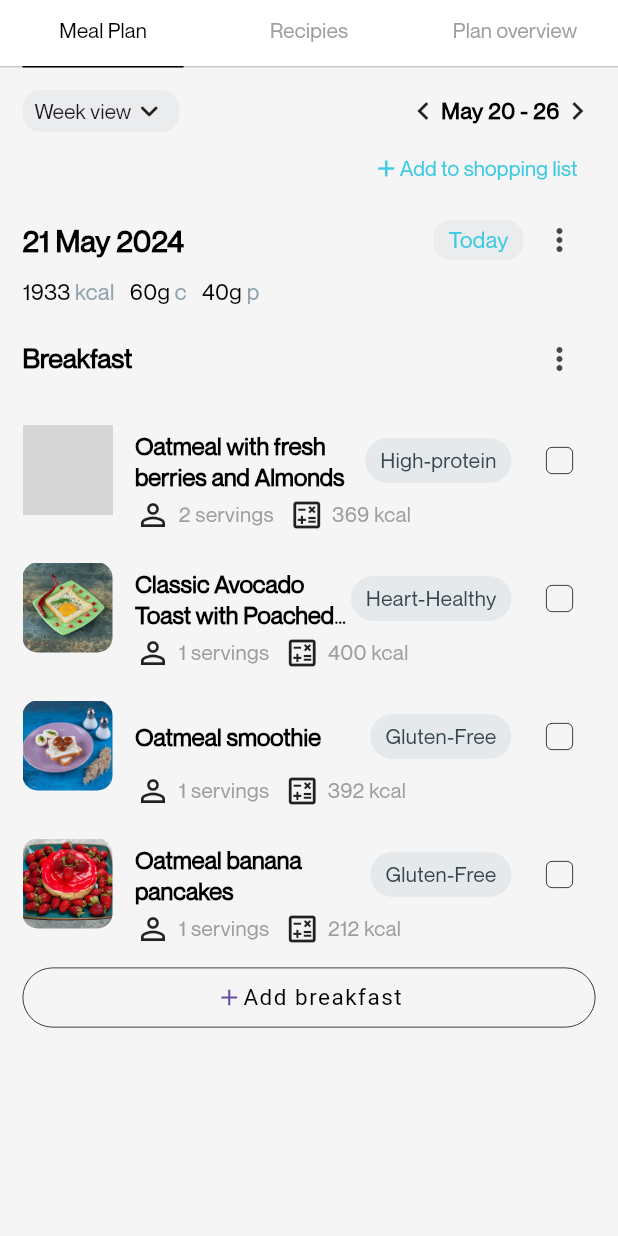
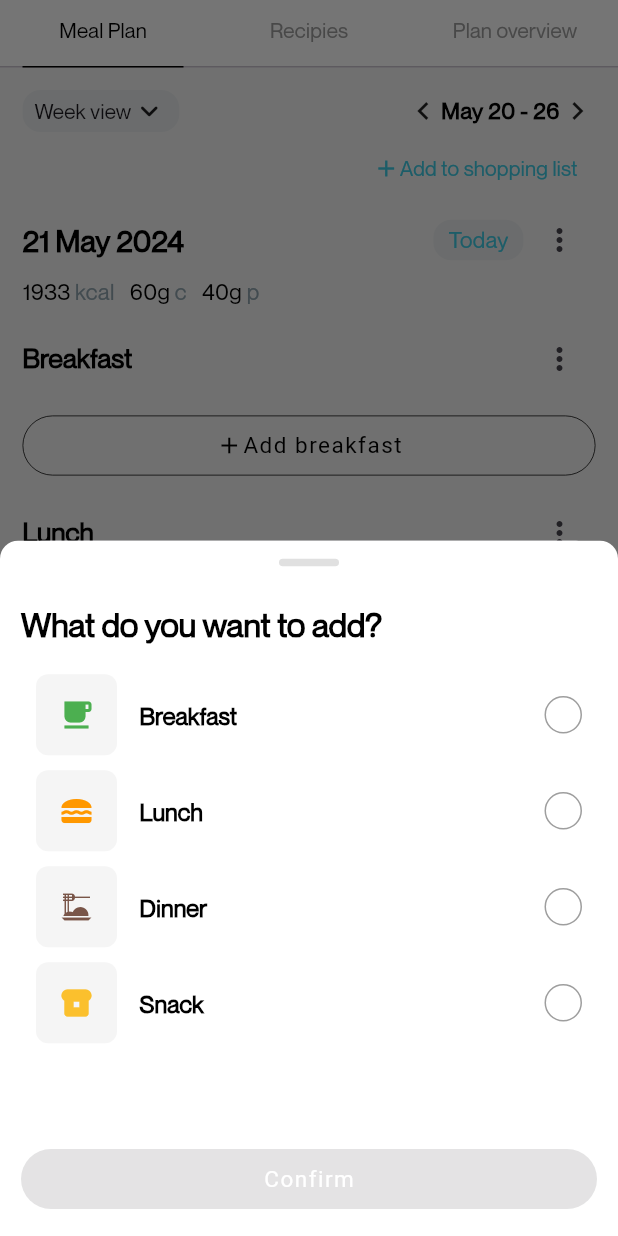
Before and after one commit to AlliAga/optimally_me_app, a Flutter app: the NutritionScreen screen opened directly, after a tap on "Add breakfast", on a phone screen of 412 x 824 dp. Run offline on Flutter 3.47's test engine with Material 3 defaults, Android fonts, the phone set to English and light mode, and no system bars; grey boxes are pictures that could not be loaded.

Commit message:
Feature/nutrition (#10)
* Home Feature: Bottom navigation bar Implemented, Lifestylle Screen Impemented, Navigation Option Model & Widget implemented

* Home Feature: Bottom navigation bar Implemented, Lifestylle Screen Impemented, Navigation Option Model & Widget implemented

* Home Feature: Bottom navigation bar Implemented, Lifestylle Screen Impemented, Navigation Option Model & Widget implemented

* Home Feature: Daily Calory Card Implemented

* Auth Feature: Gender field Implemented & Weight Indicator Implemented, Conditions Implemented

* Home Feature: Water Intake Card Implemented, Calory Card Updated

* Nutrition Feature: Recipe Card Imlemented, Tab bar and TabView Implemented, Screen Structure Implemented

* Auth Feature: Color for unselected Text in Step one Select Indicator widget, Step 3 typo error fixed

* Nutrition Feature: Recipies Card Updated, Plan Overview UI Implemented, Button Widget Updated with outline

* Nutrition Feature: Recipes Card State for bookmark implemented, Recipe Details Page Bookmark State Implemented

* Nutrition Feature: Meal Plan UI Implemented, State Implemented, Models Implemented

* Nutrition Feature: Meal Plan Functionality Implemented, Updated Widgets, Logic for Selected meal Implemented, Category based listing implemented

```diff
--- a/lib/features/nutrition/interfaces/meal_plan_interface.dart
+++ b/lib/features/nutrition/interfaces/meal_plan_interface.dart
@@ -1,6 +1,12 @@
-import 'package:optimally_me_app/features/nutrition/models/breakfast_model.dart';
+import 'package:optimally_me_app/features/nutrition/models/meal_model.dart';
+import 'package:optimally_me_app/features/nutrition/models/food_category_model.dart';
 
 abstract class MealPlanInterface {
-  List<Breakfast> get breakfasts;
-  void selectDeselectBreakFast(Breakfast breakfast);
+  List<Meal> meals(String category);
+  List<Meal> selectedMeals(String category);
+  void selectDeselectMeal(Meal breakfast);
+  bool get isNoneFoodCategorySeleced;
+  List<FoodCategory> get foodCategories;
+  FoodCategory get selectedFoodCategory;
+  void selectDeselectFoodCategory(FoodCategory foodCategory);
 }
--- /dev/null
+++ b/lib/features/nutrition/models/food_category_model.dart
@@ -0,0 +1,15 @@
+import 'package:flutter/material.dart';
+
+class FoodCategory {
+  IconData? icon;
+  String text;
+  Color? color;
+  bool? isSelected;
+
+  FoodCategory({
+    this.icon,
+    required this.text,
+    this.color,
+    this.isSelected = false,
+  });
+}
--- a/lib/features/nutrition/models/breakfast_model.dart
+++ b/lib/features/nutrition/models/meal_model.dart
@@ -1,19 +1,23 @@
-class Breakfast {
+import 'package:optimally_me_app/features/nutrition/models/food_category_model.dart';
+
+class Meal {
   int id;
   String image;
   String name;
   List<String> tags;
   int servings;
   int kcal;
+  FoodCategory category;
   bool? isSelected;
 
-  Breakfast({
+  Meal({
     required this.id,
     required this.image,
     required this.name,
     required this.tags,
     required this.servings,
     required this.kcal,
+    required this.category,
     this.isSelected = false,
   });
 }
--- a/lib/features/nutrition/providers/meal_plan_provider.dart
+++ b/lib/features/nutrition/providers/meal_plan_provider.dart
@@ -1,49 +1,94 @@
 import 'package:flutter/material.dart';
 import 'package:optimally_me_app/features/nutrition/interfaces/meal_plan_interface.dart';
-import 'package:optimally_me_app/features/nutrition/models/breakfast_model.dart';
+import 'package:optimally_me_app/features/nutrition/models/meal_model.dart';
+import 'package:optimally_me_app/features/nutrition/models/food_category_model.dart';
 
 class MealPlanProvider extends ChangeNotifier implements MealPlanInterface {
-  final List<Breakfast> _breakfasts = [
-    Breakfast(
+  final List<Meal> _meals = [
+    Meal(
       id: 1,
       image: "assets/images/recipes/recipe-1.png",
       name: "Oatmeal with fresh berries and Almonds",
       tags: ["High-protein"],
+      category: FoodCategory(text: "Breakfast"),
       kcal: 369,
       servings: 2,
     ),
-    Breakfast(
+    Meal(
       id: 2,
       image: "assets/images/recipes/recipe-2.jpg",
       name: "Classic Avocado Toast with Poached Egg",
       tags: ["Heart-Healthy"],
+      category: FoodCategory(text: "Breakfast"),
       kcal: 400,
       servings: 1,
     ),
-    Breakfast(
+    Meal(
       id: 3,
       image: "assets/images/recipes/recipe-3.jpg",
       name: "Oatmeal smoothie",
       tags: ["Gluten-Free"],
+      category: FoodCategory(text: "Lunch"),
       kcal: 392,
       servings: 1,
     ),
-    Breakfast(
+    Meal(
       id: 4,
       tags: ["Gluten-Free"],
       image: "assets/images/recipes/recipe-4.jpg",
       name: "Oatmeal banana pancakes",
+      category: FoodCategory(text: "Dinner"),
       kcal: 212,
       servings: 1,
     ),
   ];
 
-  @override
-  List<Breakfast> get breakfasts => _breakfasts;
+  final List<FoodCategory> _foodCategories = [
+    FoodCategory(
+        icon: Icons.free_breakfast, color: Colors.green, text: "Breakfast"),
+    FoodCategory(icon: Icons.lunch_dining, color: Colors.orange, text: "Lunch"),
+    FoodCategory(
+        icon: Icons.dinner_dining, color: Colors.brown, text: "Dinner"),
+    FoodCategory(
+      icon: Icons.breakfast_dining,
+      color: Colors.yellow.shade700,
+      text: "Snack",
+    ),
+  ];
 
   @override
-  void selectDeselectBreakFast(Breakfast breakfast) {
-    breakfast.isSelected = !(breakfast.isSelected ?? false);
+  List<Meal> selectedMeals(String category) => _meals
+      .where((meal) =>
+          (meal.isSelected ?? false) && meal.category.text == category)
+      .toList();
+
+  @override
+  List<Meal> meals(String category) =>
+      _meals.where((meal) => meal.category.text == category).toList();
+
+  @override
+  void selectDeselectMeal(Meal meal) {
+    meal.isSelected = !(meal.isSelected ?? false);
+    notifyListeners();
+  }
+
+  @override
+  bool get isNoneFoodCategorySeleced =>
+      !_foodCategories.any((foodCategory) => foodCategory.isSelected ?? false);
+
+  @override
+  List<FoodCategory> get foodCategories => _foodCategories;
+
+  @override
+  FoodCategory get selectedFoodCategory => _foodCategories
+      .firstWhere((foodCategory) => foodCategory.isSelected ?? false);
+
+  @override
+  void selectDeselectFoodCategory(FoodCategory foodCategory) {
+    for (int i = 0; i < _foodCategories.length; i++) {
+      _foodCategories[i].isSelected = false;
+    }
+    foodCategory.isSelected = !(foodCategory.isSelected ?? false);
     notifyListeners();
   }
 }
--- a/lib/features/nutrition/screens/meal_plan_screen.dart
+++ b/lib/features/nutrition/screens/meal_plan_screen.dart
@@ -1,6 +1,7 @@
 import 'package:flutter/material.dart';
 import 'package:optimally_me_app/features/nutrition/providers/meal_plan_provider.dart';
-import 'package:optimally_me_app/features/nutrition/widgets/breakfast_card_widget.dart';
+import 'package:optimally_me_app/features/nutrition/widgets/meal_card_widget.dart';
+import 'package:optimally_me_app/features/nutrition/widgets/popups/food_category_popup.dart';
 import 'package:optimally_me_app/widgets/button_widget.dart';
 import 'package:provider/provider.dart';
 
@@ -103,7 +104,7 @@
           ]
               .map(
                 (data) => Container(
-                  margin: EdgeInsets.only(right: 10),
+                  margin: const EdgeInsets.only(right: 10),
                   child: Row(
                     children: [
                       Text(
@@ -122,12 +123,17 @@
               )
               .toList(),
         ),
+        Consumer<MealPlanProvider>(builder: (context, provider, widget) {
+          return Column(
+            children: provider.foodCategories.map((foodCategroy) {
+              return Column(
+                children: [
                   Padding(
                     padding: const EdgeInsets.symmetric(vertical: 10),
                     child: Row(
                       children: [
                         Text(
-                "Breakfast",
+                          foodCategroy.text,
                           style: Theme.of(context).textTheme.headlineMedium,
                         ),
                         const Spacer(),
@@ -138,29 +144,33 @@
                       ],
                     ),
                   ),
-        Consumer<MealPlanProvider>(builder: (context, provider, widget) {
-          return Column(
+                  Column(
                     children: [
-              ...provider.breakfasts.map((breakfast) {
-                return BreakfastCard(
-                  breakfast: breakfast,
-                );
+                      ...provider.selectedMeals(foodCategroy.text).map((meal) {
+                        return MealCard(meal: meal);
                       }),
                       Row(
                         children: [
                           Expanded(
                             child: FormButton(
-                      onPressed: () {},
+                              onPressed: () async => await showModalBottomSheet(
+                                context: context,
+                                builder: (context) => const FoodCategoryPopup(),
+                              ),
                               icon: Icons.add,
                               type: ButtonType.outlined,
-                      text: "Add breakfast",
+                              text: "Add ${foodCategroy.text.toLowerCase()}",
                             ),
                           ),
                         ],
                       ),
                     ],
+                  ),
+                ],
               );
-        })
+            }).toList(),
+          );
+        }),
       ],
     );
   }
--- /dev/null
+++ b/lib/features/nutrition/widgets/food_category_card_widget.dart
@@ -0,0 +1,45 @@
+import 'package:flutter/material.dart';
+import 'package:optimally_me_app/features/nutrition/models/food_category_model.dart';
+import 'package:optimally_me_app/features/nutrition/providers/meal_plan_provider.dart';
+import 'package:optimally_me_app/widgets/circular_checkbox_widget.dart';
+import 'package:provider/provider.dart';
+
+class FoodCategoryCard extends StatelessWidget {
+  final FoodCategory foodCategory;
+
+  const FoodCategoryCard({super.key, required this.foodCategory});
+
+  @override
+  Widget build(BuildContext context) {
+    return Container(
+      padding: const EdgeInsets.symmetric(horizontal: 10, vertical: 5),
+      child: Row(
+        children: [
+          Container(
+            padding: const EdgeInsets.all(15),
+            decoration: BoxDecoration(
+              color: Colors.grey.shade100,
+              borderRadius: BorderRadius.circular(8),
+            ),
+            child: Icon(
+              foodCategory.icon,
+              color: foodCategory.color,
+            ),
+          ),
+          const SizedBox(width: 15),
+          Text(
+            foodCategory.text,
+            style: Theme.of(context).textTheme.headlineSmall,
+          ),
+          const Spacer(),
+          Consumer<MealPlanProvider>(builder: (context, provider, widget) {
+            return CircularCheckbox(
+              onTap: () => provider.selectDeselectFoodCategory(foodCategory),
+              isSelected: foodCategory.isSelected ?? false,
+            );
+          }),
+        ],
+      ),
+    );
+  }
+}
--- a/lib/features/nutrition/widgets/breakfast_card_widget.dart
+++ b/lib/features/nutrition/widgets/meal_card_widget.dart
@@ -1,13 +1,13 @@
 import 'package:flutter/material.dart';
-import 'package:optimally_me_app/features/nutrition/models/breakfast_model.dart';
+import 'package:optimally_me_app/features/nutrition/models/meal_model.dart';
 import 'package:optimally_me_app/features/nutrition/providers/meal_plan_provider.dart';
 import 'package:optimally_me_app/features/nutrition/widgets/tag_chip_widget.dart';
 import 'package:provider/provider.dart';
 
-class BreakfastCard extends StatelessWidget {
-  final Breakfast breakfast;
+class MealCard extends StatelessWidget {
+  final Meal meal;
 
-  const BreakfastCard({super.key, required this.breakfast});
+  const MealCard({super.key, required this.meal});
 
   @override
   Widget build(BuildContext context) {
@@ -22,7 +22,7 @@
               width: 60,
               height: 60,
               fit: BoxFit.cover,
-              breakfast.image,
+              meal.image,
             ),
           ),
           const SizedBox(width: 15),
@@ -33,12 +33,12 @@
                   children: [
                     Expanded(
                         child: Text(
-                      breakfast.name,
+                      meal.name,
                       style: Theme.of(context).textTheme.headlineSmall,
                       overflow: TextOverflow.ellipsis,
                       maxLines: 2,
                     )),
-                    TagChip(text: breakfast.tags[0]),
+                    TagChip(text: meal.tags[0]),
                     Consumer<MealPlanProvider>(
                       builder: (context, provider, widget) {
                         return Checkbox(
@@ -46,9 +46,9 @@
                           shape: RoundedRectangleBorder(
                               borderRadius: BorderRadius.circular(4)),
                           side: const BorderSide(width: 0.5),
-                          value: breakfast.isSelected,
+                          value: meal.isSelected,
                           onChanged: (isSelected) =>
-                              provider.selectDeselectBreakFast(breakfast),
+                              provider.selectDeselectMeal(meal),
                         );
                       },
                     ),
@@ -59,11 +59,11 @@
                   children: [
                     {
                       "icon": Icons.person_outline,
-                      "text": "${breakfast.servings} servings"
+                      "text": "${meal.servings} servings"
                     },
                     {
                       "icon": Icons.calculate_outlined,
-                      "text": "${breakfast.kcal} kcal"
+                      "text": "${meal.kcal} kcal"
                     },
                   ]
                       .map((data) => Container(
--- /dev/null
+++ b/lib/features/nutrition/widgets/popups/food_category_popup.dart
@@ -0,0 +1,60 @@
+import 'package:flutter/material.dart';
+import 'package:optimally_me_app/features/nutrition/providers/meal_plan_provider.dart';
+import 'package:optimally_me_app/features/nutrition/screens/food_list_screen.dart';
+import 'package:optimally_me_app/features/nutrition/widgets/food_category_card_widget.dart';
+import 'package:optimally_me_app/widgets/bottom_model_widget.dart';
+import 'package:optimally_me_app/widgets/button_widget.dart';
+import 'package:provider/provider.dart';
+
+class FoodCategoryPopup extends StatelessWidget {
+  const FoodCategoryPopup({super.key});
+
+  @override
+  Widget build(BuildContext context) {
+    return BottomModalLayout(
+      child: Padding(
+        padding: const EdgeInsets.all(14.0),
+        child: Column(
+          crossAxisAlignment: CrossAxisAlignment.start,
+          children: [
+            Text(
+              "What do you want to add?",
+              style: Theme.of(context).textTheme.displayMedium,
+            ),
+            const SizedBox(height: 15),
+            Expanded(
+              child: Consumer<MealPlanProvider>(
+                builder: (context, provider, widget) {
+                  return ListView.builder(
+                    itemCount: provider.foodCategories.length,
+                    itemBuilder: (context, index) {
+                      return FoodCategoryCard(
+                        foodCategory: provider.foodCategories[index],
+                      );
+                    },
+                  );
+                },
+              ),
+            ),
+            Consumer<MealPlanProvider>(builder: (context, provider, widget) {
+              return FormButton(
+                onPressed: provider.isNoneFoodCategorySeleced
+                    ? null
+                    : () {
+                        Navigator.pop(context);
+                        Navigator.push(
+                          context,
+                          MaterialPageRoute(
+                            builder: (_) => const FoodListScreen(),
+                          ),
+                        );
+                      },
+                text: "Confirm",
+              );
+            }),
+          ],
+        ),
+      ),
+    );
+  }
+}
--- /dev/null
+++ b/lib/widgets/bottom_model_widget.dart
@@ -0,0 +1,38 @@
+import 'package:flutter/material.dart';
+
+class BottomModalLayout extends StatelessWidget {
+  final Widget child;
+  const BottomModalLayout({super.key, required this.child});
+
+  @override
+  Widget build(BuildContext context) {
+    return Container(
+      decoration: const BoxDecoration(
+        color: Colors.white,
+        borderRadius: BorderRadius.vertical(
+          top: Radius.circular(12),
+        ),
+      ),
+      child: Column(
+        children: [
+          Padding(
+            padding: const EdgeInsets.all(12.0),
+            child: Row(
+              mainAxisAlignment: MainAxisAlignment.center,
+              children: [
+                Container(
+                  width: 40,
+                  height: 5,
+                  decoration: BoxDecoration(
+                      color: Colors.grey.shade300,
+                      borderRadius: BorderRadius.circular(12)),
+                ),
+              ],
+            ),
+          ),
+          Expanded(child: child)
+        ],
+      ),
+    );
+  }
+}
--- a/lib/widgets/button_widget.dart
+++ b/lib/widgets/button_widget.dart
@@ -31,7 +31,9 @@
       child: Row(
         mainAxisAlignment: MainAxisAlignment.center,
         children: [
-          icon != null ? Icon(icon) : const SizedBox.shrink(),
+          icon != null
+              ? Icon(icon, color: Colors.black)
+              : const SizedBox.shrink(),
           Text(
             text,
             style: TextStyle(color: isOutlined ? Colors.black : Colors.white),
--- /dev/null
+++ b/lib/widgets/circular_checkbox_widget.dart
@@ -0,0 +1,35 @@
+import 'package:flutter/material.dart';
+
+class CircularCheckbox extends StatelessWidget {
+  final bool isSelected;
+  final void Function()? onTap;
+
+  const CircularCheckbox({super.key, required this.isSelected, this.onTap});
+
+  @override
+  Widget build(BuildContext context) {
+    return GestureDetector(
+      onTap: onTap,
+      child: Container(
+        width: 25,
+        height: 25,
+        padding: const EdgeInsets.all(2),
+        decoration: BoxDecoration(
+          border: Border.all(
+            width: 1,
+            color: isSelected
+                ? Theme.of(context).primaryColor
+                : Colors.grey.shade500,
+          ),
+          shape: BoxShape.circle,
+        ),
+        child: Container(
+          decoration: BoxDecoration(
+            color: isSelected ? Theme.of(context).primaryColor : null,
+            shape: BoxShape.circle,
+          ),
+        ),
+      ),
+    );
+  }
+}
```
Also changed, not shown: lib/features/nutrition/screens/food_list_screen.dart (added, +136 -0 lines). Lines whose indentation alone changed are shown as unchanged.
